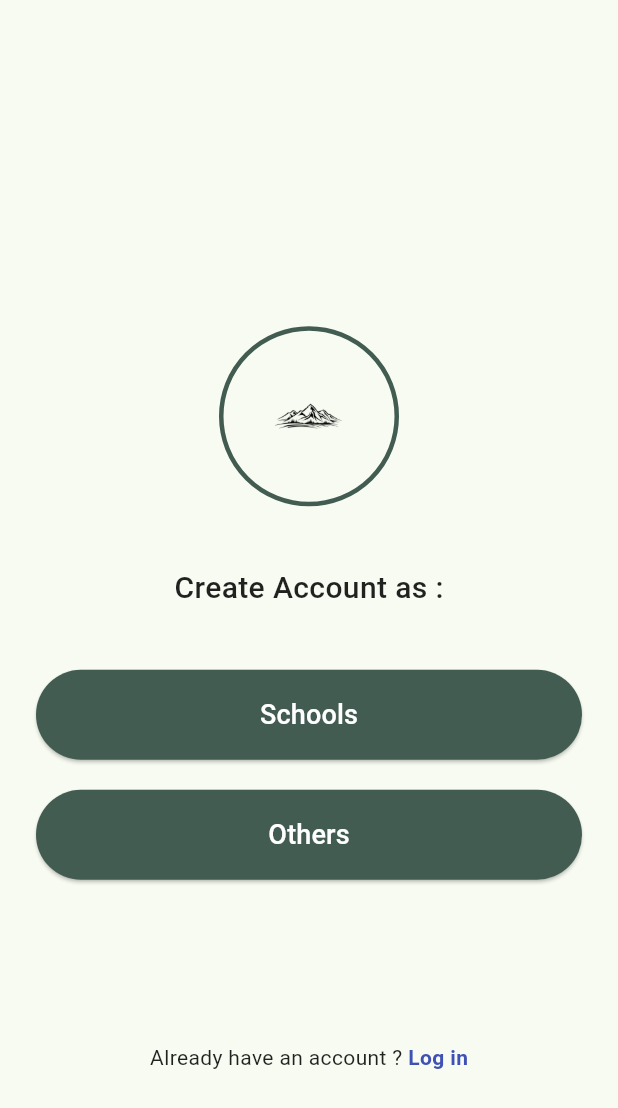
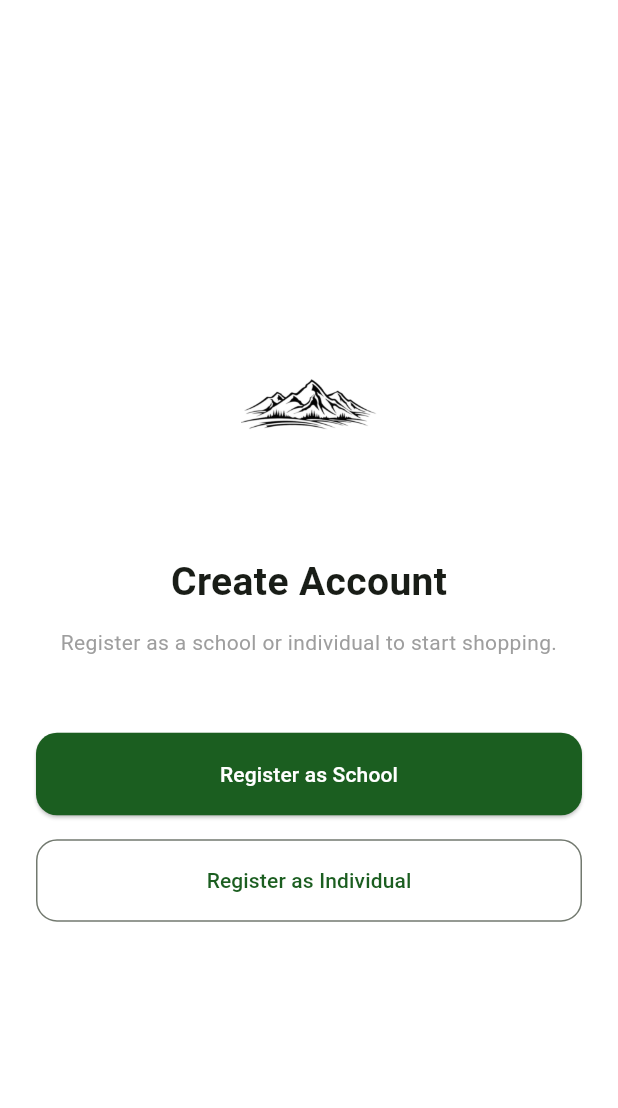
Before and after one commit to LummyHills97/hills_book_store, a Flutter app: the CreateAccountScreen screen opened directly, on a phone screen of 412 x 824 dp. Shown: the top 1108 px of the screen. Run offline on Flutter 3.47's test engine with Material 3 defaults, Android fonts, the light colour scheme and no system bars; our stand-ins replace flutter_bloc; Roboto replaces fonts that are missing (Poppins).

Commit message:
changed the button

```diff
--- a/lib/features/onboarding/presentation/screens/create_account_screen.dart
+++ b/lib/features/onboarding/presentation/screens/create_account_screen.dart
@@ -1,6 +1,5 @@
 import 'package:flutter/material.dart';
-import 'package:hills_book_store/features/onboarding/presentation/screens/login_screen.dart';
-import 'package:hills_book_store/features/onboarding/presentation/screens/sales_rep_registration_screen.dart';
+import 'package:hills_book_store/features/onboarding/presentation/screens/individual_registration_screen.dart';
 import 'package:hills_book_store/features/onboarding/presentation/screens/school_registration_screen.dart';
 
 class CreateAccountScreen extends StatelessWidget {
@@ -9,130 +8,69 @@ class CreateAccountScreen extends StatelessWidget {
   @override
   Widget build(BuildContext context) {
     return Scaffold(
+      backgroundColor: Colors.white,
       body: SafeArea(
-        child: Center(
         child: Padding(
-            padding: const EdgeInsets.symmetric(horizontal: 24.0),
+          padding: const EdgeInsets.all(24),
           child: Column(
             mainAxisAlignment: MainAxisAlignment.center,
             children: [
-                const Spacer(flex: 2),
-
-                // Logo
-                Container(
-                  height: 120,
-                  width: 120,
-                  decoration: BoxDecoration(
-                    shape: BoxShape.circle,
-                    border: Border.all(color: const Color(0xFF425C52), width: 3),
-                  ),
-                  child: Center(
-                    child: Image.asset(
-                      'assets/images/onboarding/onboarding0.png',
-                      height: 60,
-                      width: 60,
+              Image.asset("assets/images/onboarding/onboarding0.png",
+                  height: 120),
+              const SizedBox(height: 40),
+              const Text(
+                "Create Account",
+                style: TextStyle(
+                  fontSize: 26,
+                  fontWeight: FontWeight.bold,
                 ),
               ),
+              const SizedBox(height: 12),
+              const Text(
+                "Register as a school or individual to start shopping.",
+                textAlign: TextAlign.center,
+                style: TextStyle(color: Colors.grey),
               ),
-
-                const SizedBox(height: 40),
-
-                const Text(
-                  "Create Account as :",
-                  style: TextStyle(
-                    fontSize: 20,
-                    fontWeight: FontWeight.w500,
-                    color: Colors.black87,
-                  ),
-                ),
-
-                const SizedBox(height: 40),
-
-                // Schools button
-                SizedBox(
-                  width: double.infinity,
-                  height: 60,
-                  child: ElevatedButton(
-                    style: ElevatedButton.styleFrom(
-                      backgroundColor: const Color(0xFF425C52),
-                      shape: RoundedRectangleBorder(
-                        borderRadius: BorderRadius.circular(40),
-                      ),
-                    ),
+              const SizedBox(height: 50),
+              ElevatedButton(
                 onPressed: () {
                   Navigator.push(
                     context,
                     MaterialPageRoute(
-                            builder: (context) => const SchoolRegistrationScreen()),
+                        builder: (_) => const SchoolRegistrationScreen()),
                   );
                 },
-                    child: const Text(
-                      "Schools",
-                      style: TextStyle(color: Colors.white, fontSize: 18),
+                style: ElevatedButton.styleFrom(
+                  backgroundColor: Colors.green.shade900,
+                  foregroundColor: Colors.white,
+                  padding: const EdgeInsets.symmetric(vertical: 16),
+                  minimumSize: const Size(double.infinity, 55),
+                  shape: RoundedRectangleBorder(
+                    borderRadius: BorderRadius.circular(14),
                   ),
                 ),
+                child: const Text("Register as School"),
               ),
-
-                const SizedBox(height: 20),
-
-                // Others button
-                SizedBox(
-                  width: double.infinity,
-                  height: 60,
-                  child: ElevatedButton(
-                    style: ElevatedButton.styleFrom(
-                      backgroundColor: const Color(0xFF425C52),
-                      shape: RoundedRectangleBorder(
-                        borderRadius: BorderRadius.circular(40),
-                      ),
-                    ),
+              const SizedBox(height: 16),
+              OutlinedButton(
                 onPressed: () {
                   Navigator.push(
                     context,
                     MaterialPageRoute(
-                            builder: (context) => const SalesRepRegistrationScreen()),
+                        builder: (_) => const IndividualRegistrationScreen()),
                   );
                 },
-                    child: const Text(
-                      "Others",
-                      style: TextStyle(color: Colors.white, fontSize: 18),
+                style: OutlinedButton.styleFrom(
+                  foregroundColor: Colors.green.shade900,
+                  padding: const EdgeInsets.symmetric(vertical: 16),
+                  minimumSize: const Size(double.infinity, 55),
+                  shape: RoundedRectangleBorder(
+                    borderRadius: BorderRadius.circular(14),
                   ),
                 ),
-                ),
-
-                const Spacer(),
-
-                // Login link
-                Row(
-                  mainAxisAlignment: MainAxisAlignment.center,
-                  children: [
-                    const Text(
-                      "Already have an account ? ",
-                      style: TextStyle(color: Colors.black87, fontSize: 14),
-                    ),
-                    GestureDetector(
-                      onTap: () {
-                        Navigator.push(
-                          context,
-                          MaterialPageRoute(
-                              builder: (context) => const LoginScreen()),
-                        );
-                      },
-                      child: const Text(
-                        "Log in",
-                        style: TextStyle(
-                          color: Colors.indigo,
-                          fontSize: 14,
-                          fontWeight: FontWeight.w600,
-                        ),
-                      ),
+                child: const Text("Register as Individual"),
               ),
             ],
-                ),
-
-                const Spacer(),
-              ],
-            ),
           ),
         ),
       ),
```
Also changed, not shown: lib/features/onboarding/presentation/screens/individual_registration_screen.dart (+21 -73 lines), lib/features/onboarding/presentation/screens/onboarding_screen.dart (+60 -57 lines), lib/features/onboarding/presentation/screens/school_registration_screen.dart (+28 -67 lines), lib/features/onboarding/widgets/onboarding_button.dart (+12 -9 lines). Lines whose indentation alone changed are shown as unchanged.
